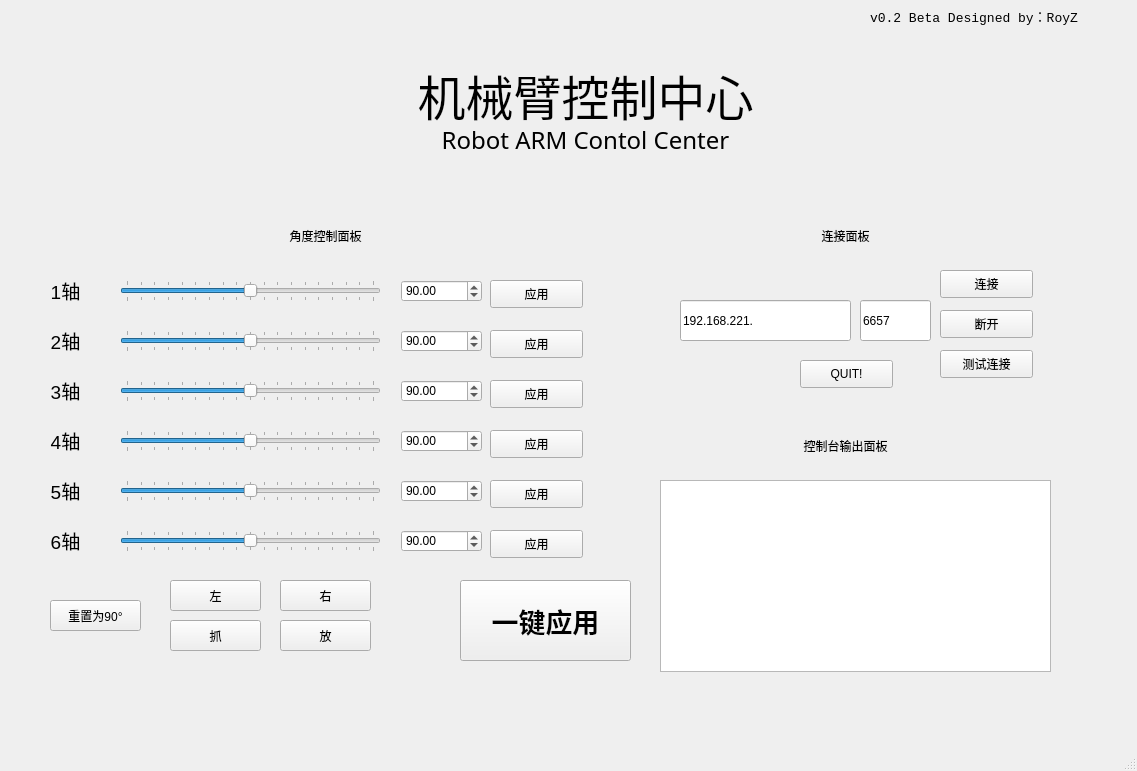
Qt form QT-UI/mainwindow.ui (RoyZ-iwnl/Robot-Arm-Practice-2024) before a commit.
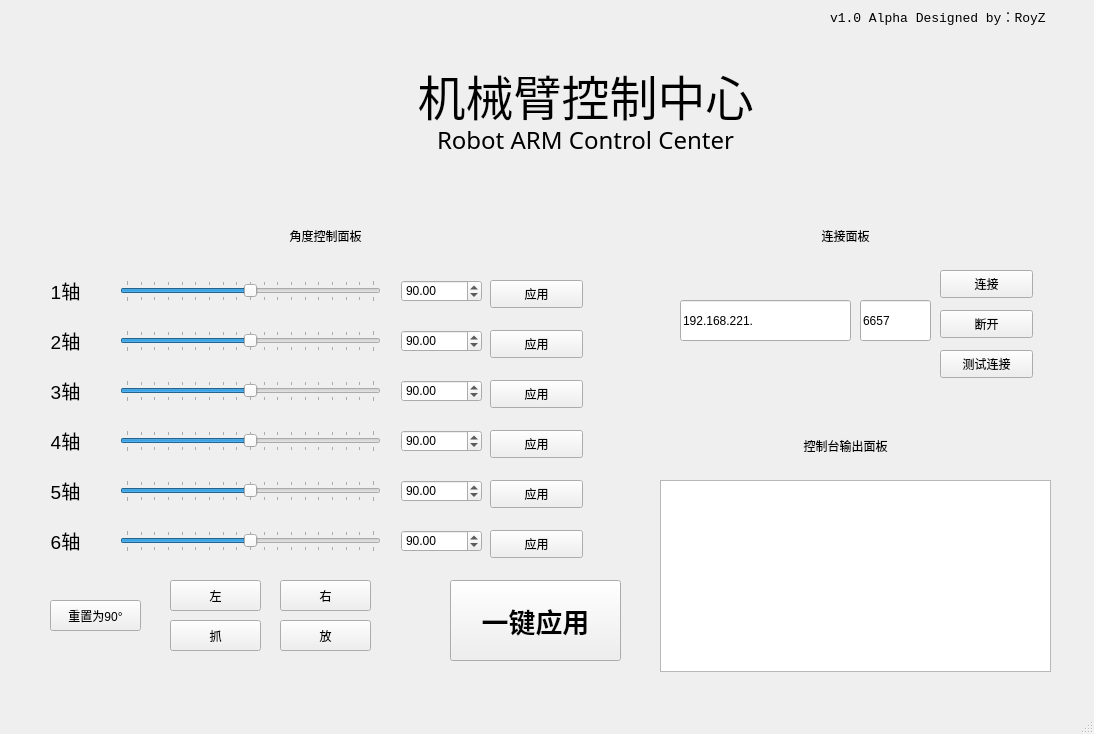
The same form after that commit.

The edit to the form file:
```diff
--- a/QT-UI/mainwindow.ui
+++ b/QT-UI/mainwindow.ui
@@ -6,8 +6,8 @@
    <rect>
     <x>0</x>
     <y>0</y>
-    <width>1137</width>
-    <height>771</height>
+    <width>1094</width>
+    <height>734</height>
    </rect>
   </property>
   <property name="windowTitle">
@@ -551,7 +551,7 @@
     </property>
     <property name="geometry">
      <rect>
-      <x>460</x>
+      <x>450</x>
       <y>580</y>
       <width>171</width>
       <height>81</height>
@@ -634,7 +634,7 @@
    <widget class="QLabel" name="label_2">
     <property name="geometry">
      <rect>
-      <x>870</x>
+      <x>830</x>
       <y>0</y>
       <width>261</width>
       <height>31</height>
@@ -647,7 +647,7 @@
      </font>
     </property>
     <property name="text">
-     <string>v0.2 Beta Designed by：RoyZ</string>
+     <string>v1.0 Alpha Designed by：RoyZ</string>
     </property>
    </widget>
    <widget class="QPushButton" name="ButtonSend5">
@@ -666,8 +666,8 @@
    <widget class="QPushButton" name="ButtonQuit">
     <property name="geometry">
      <rect>
-      <x>800</x>
-      <y>360</y>
+      <x>770</x>
+      <y>830</y>
       <width>93</width>
       <height>28</height>
      </rect>
@@ -692,7 +692,7 @@
      </font>
     </property>
     <property name="text">
-     <string>Robot ARM Contol Center</string>
+     <string>Robot ARM Control Center</string>
     </property>
     <property name="textFormat">
      <enum>Qt::RichText</enum>
```
